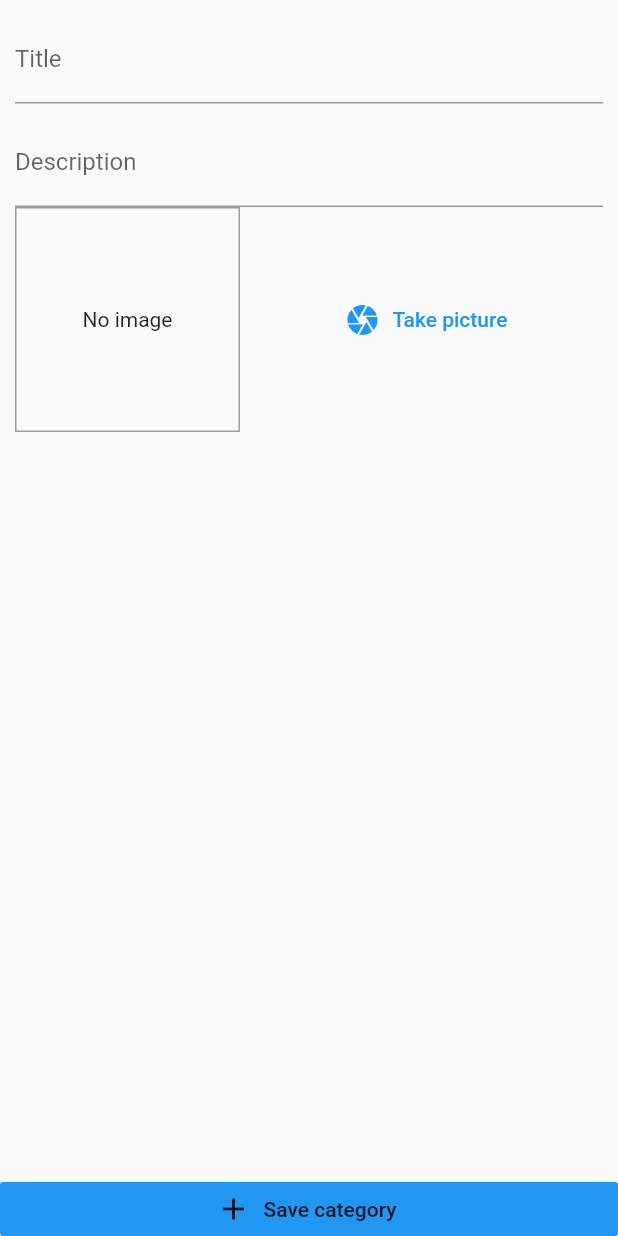
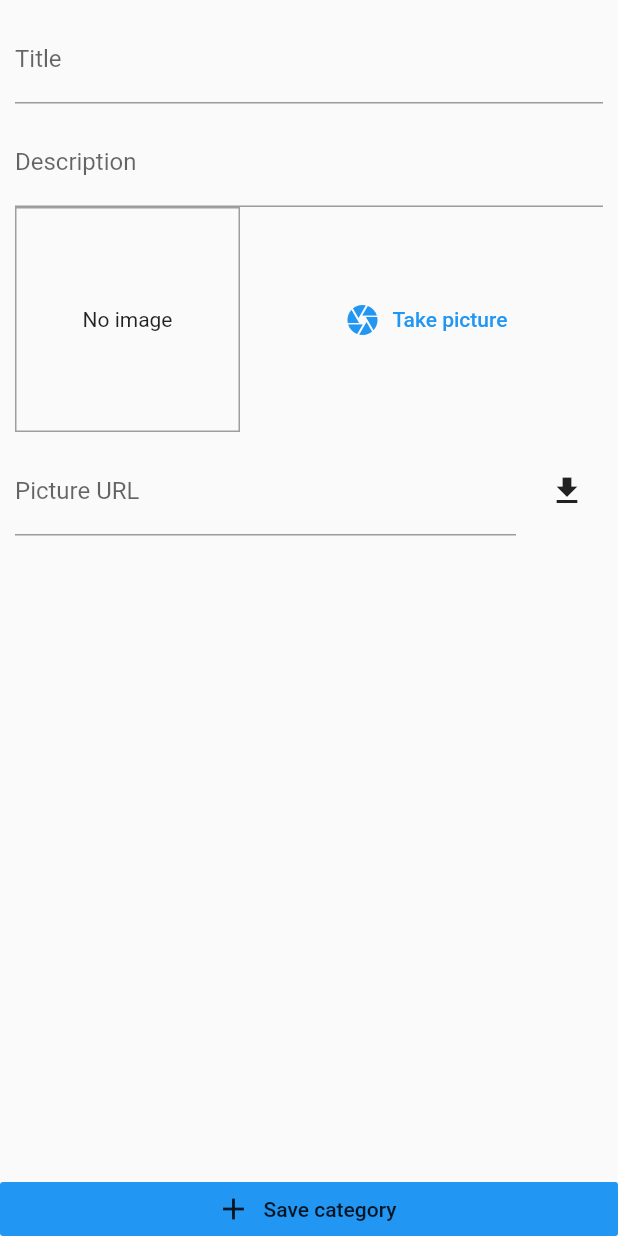
Before and after one commit to llandro/hamstart, a Flutter app: the EditCategoryScreen screen opened by its route, after a tap on "Take picture", on a phone screen of 412 x 824 dp. Run offline on Flutter 3.47's test engine with Material 2 defaults, Android fonts, the phone set to English and light mode, and no system bars; our stand-ins replace cloud_firestore, firebase_auth, firebase_storage, image_picker; accounts and stored records are empty.

Commit message:
Added loading images from network.

```diff
--- a/lib/widgets/input/image_input.dart
+++ b/lib/widgets/input/image_input.dart
@@ -2,11 +2,11 @@ import 'dart:io';
 
 import 'package:flutter/material.dart';
 import 'package:image_picker/image_picker.dart';
-import 'package:path/path.dart' as path;
+import 'package:hamstart/services/image_loader.dart';
 
 class ImageInput extends StatefulWidget {
-  Function onSelectImage;
-  File previousImage;
+  final Function onSelectImage;
+  final File previousImage;
   ImageInput({
     this.onSelectImage,
     this.previousImage,
@@ -18,6 +18,13 @@ class ImageInput extends StatefulWidget {
 
 class _ImageInputState extends State<ImageInput> {
   File _storedImage;
+  TextEditingController _URLController = TextEditingController();
+  bool _isInit = true;
+
+  @override
+  void initState() {
+    super.initState();
+  }
 
   Future<void> _takePicture() async {
     final imageFile = await ImagePicker.pickImage(
@@ -25,15 +32,33 @@ class _ImageInputState extends State<ImageInput> {
       maxWidth: 600,
     );
     setState(() {
-      widget.previousImage = imageFile;
+      _storedImage = imageFile;
     });
     if (imageFile == null) return;
-    widget.onSelectImage(widget.previousImage);
+    widget.onSelectImage(_storedImage);
+  }
+
+  Future<void> _loadPicture() async {
+    if (_URLController.text.trim() != '') {
+      try {
+        final imageFile =
+            await ImageLoader.loadImage(_URLController.text.trim());
+        setState(() {
+          _storedImage = imageFile;
+        });
+      } catch (e) {
+        print('Invalid URL');
+      }
+    }
   }
 
   @override
   Widget build(BuildContext context) {
-    return Row(
+    if (_storedImage == null && widget.previousImage != null)
+      _storedImage = widget.previousImage;
+    return Column(
+      children: <Widget>[
+        Row(
           children: <Widget>[
             Container(
               width: 150,
@@ -41,9 +66,9 @@ class _ImageInputState extends State<ImageInput> {
               decoration: BoxDecoration(
                 border: Border.all(width: 1, color: Colors.grey),
               ),
-          child: widget.previousImage != null
+              child: _storedImage != null
                   ? Image.file(
-                  widget.previousImage,
+                      _storedImage,
                       fit: BoxFit.cover,
                       width: double.infinity,
                     )
@@ -65,6 +90,28 @@ class _ImageInputState extends State<ImageInput> {
               ),
             ),
           ],
+        ),
+        SizedBox(
+          height: 10,
+        ),
+        Row(
+          children: <Widget>[
+            Expanded(
+              child: TextField(
+                decoration: InputDecoration(labelText: 'Picture URL'),
+                controller: _URLController,
+              ),
+            ),
+            SizedBox(
+              width: 10,
+            ),
+            IconButton(
+              icon: Icon(Icons.file_download),
+              onPressed: _loadPicture,
+            )
+          ],
+        )
+      ],
     );
   }
 }
```
Also changed, not shown: lib/screens/add_category_screen.dart (+5 -14 lines), lib/services/image_loader.dart (added, +23 -0 lines). Lines whose indentation alone changed are shown as unchanged.
